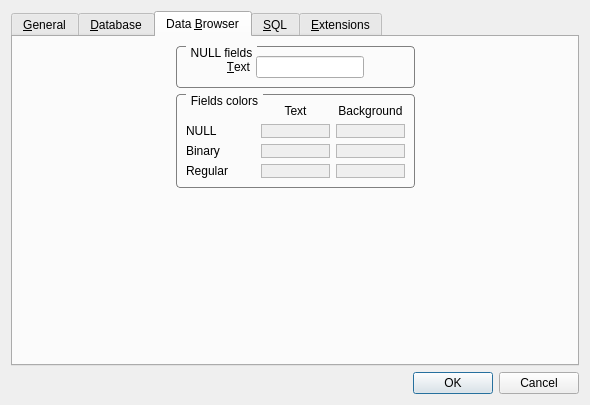
The window that src/PreferencesDialog.ui (sqlitebrowser/sqlitebrowser) describes before a commit, drawn with Qt 5.
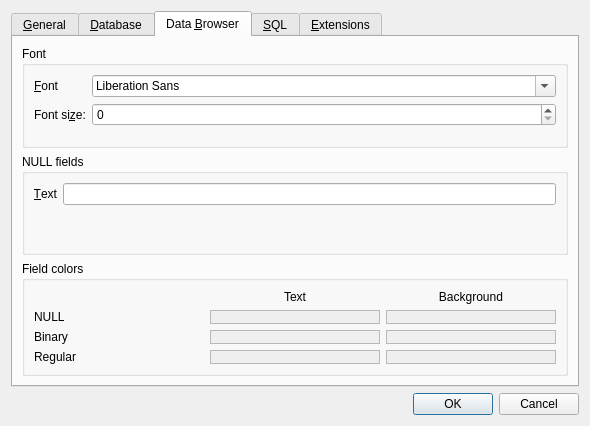
The same window after the commit. The open tabs and pages were chosen to show the change. Icons and pictures are not drawn.

Commit message:
Make Data Browser font and font size configurable
See issue #383.

Also delete the custom styling sheets for the Data Browser tab in the
Preferences Dialog - no need to have these group boxes look differently
from all the others.

Patch:
```diff
--- a/src/PreferencesDialog.ui
+++ b/src/PreferencesDialog.ui
@@ -7,7 +7,7 @@
     <x>0</x>
     <y>0</y>
     <width>590</width>
-    <height>405</height>
+    <height>426</height>
    </rect>
   </property>
   <property name="windowTitle">
@@ -252,66 +252,49 @@
        <string>Data &amp;Browser</string>
       </attribute>
       <layout class="QGridLayout" name="gridLayout_2">
-       <item row="0" column="0">
-        <spacer name="horizontalSpacer">
-         <property name="orientation">
-          <enum>Qt::Horizontal</enum>
-         </property>
-         <property name="sizeHint" stdset="0">
-          <size>
-           <width>40</width>
-           <height>20</height>
-          </size>
-         </property>
-        </spacer>
-       </item>
-       <item row="0" column="3">
-        <spacer name="horizontalSpacer_3">
-         <property name="orientation">
-          <enum>Qt::Horizontal</enum>
-         </property>
-         <property name="sizeHint" stdset="0">
-          <size>
-           <width>40</width>
-           <height>20</height>
-          </size>
-         </property>
-        </spacer>
-       </item>
-       <item row="0" column="1" rowspan="2" colspan="2">
+       <item row="0" column="0" rowspan="2" colspan="2">
         <layout class="QVBoxLayout" name="verticalLayout_5">
+         <item>
+          <widget class="QGroupBox" name="groupBox_3">
+           <property name="title">
+            <string>Font</string>
+           </property>
+           <layout class="QFormLayout" name="formLayout_4">
+            <item row="0" column="0">
+             <widget class="QLabel" name="label_11">
+              <property name="text">
+               <string>&amp;Font</string>
+              </property>
+              <property name="buddy">
+               <cstring>comboDataBrowserFont</cstring>
+              </property>
+             </widget>
+            </item>
+            <item row="0" column="1">
+             <widget class="QFontComboBox" name="comboDataBrowserFont"/>
+            </item>
+            <item row="1" column="0">
+             <widget class="QLabel" name="label_17">
+              <property name="text">
+               <string>Font si&amp;ze:</string>
+              </property>
+              <property name="buddy">
+               <cstring>spinDataBrowserFontSize</cstring>
+              </property>
+             </widget>
+            </item>
+            <item row="1" column="1">
+             <widget class="QSpinBox" name="spinDataBrowserFontSize"/>
+            </item>
+           </layout>
+          </widget>
+         </item>
          <item>
           <widget class="QGroupBox" name="groupBox">
-           <property name="autoFillBackground">
-            <bool>false</bool>
-           </property>
-           <property name="styleSheet">
-            <string notr="true">QGroupBox {
-    border: 1px solid gray;
-    border-radius: 4px;
-    margin-top: 1ex;
-}
-
-QGroupBox::title {
-    subcontrol-origin: margin;
-    subcontrol-position: top left;
-    left: 10px;
-    padding: 0 3px 0 3px;
-}</string>
-           </property>
            <property name="title">
             <string>NULL fields</string>
            </property>
-           <property name="flat">
-            <bool>false</bool>
-           </property>
-           <layout class="QGridLayout" name="gridLayout">
-            <property name="leftMargin">
-             <number>50</number>
-            </property>
-            <property name="rightMargin">
-             <number>50</number>
-            </property>
+           <layout class="QFormLayout" name="gridLayout">
             <item row="0" column="1">
              <widget class="QLineEdit" name="txtNull">
               <property name="text">
@@ -343,25 +326,8 @@
          </item>
          <item>
           <widget class="QGroupBox" name="groupBox_2">
-           <property name="autoFillBackground">
-            <bool>false</bool>
-           </property>
-           <property name="styleSheet">
-            <string notr="true">QGroupBox {
-    border: 1px solid gray;
-    border-radius: 4px;
-    margin-top: 1ex;
-}
-
-QGroupBox::title {
-    subcontrol-origin: margin;
-    subcontrol-position: top left;
-    left: 10px;
-    padding: 0 3px 0 3px;
-}</string>
-           </property>
            <property name="title">
-            <string>Fields colors</string>
+            <string>Field colors</string>
            </property>
            <layout class="QGridLayout" name="gridLayout_3">
             <item row="2" column="0">
@@ -522,19 +488,6 @@
          </item>
         </layout>
        </item>
-       <item row="2" column="1">
-        <spacer name="verticalSpacer_2">
-         <property name="orientation">
-          <enum>Qt::Vertical</enum>
-         </property>
-         <property name="sizeHint" stdset="0">
-          <size>
-           <width>20</width>
-           <height>274</height>
-          </size>
-         </property>
-        </spacer>
-       </item>
       </layout>
      </widget>
      <widget class="QWidget" name="tab_2">
```
Left out of the diff: 20 changed lines with no effect on the pictures. The commit also changes 2 other files.
